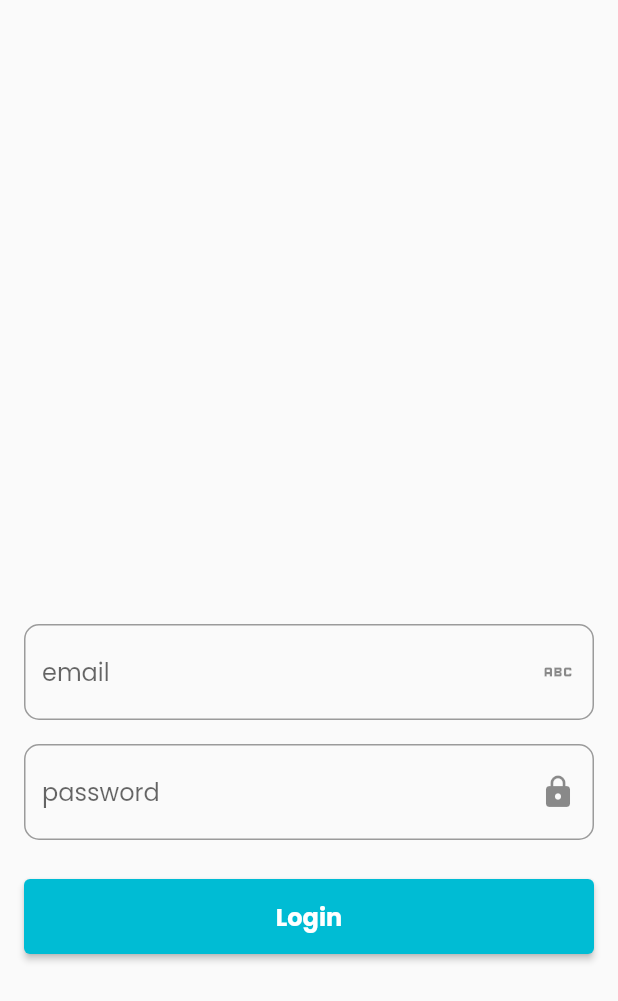
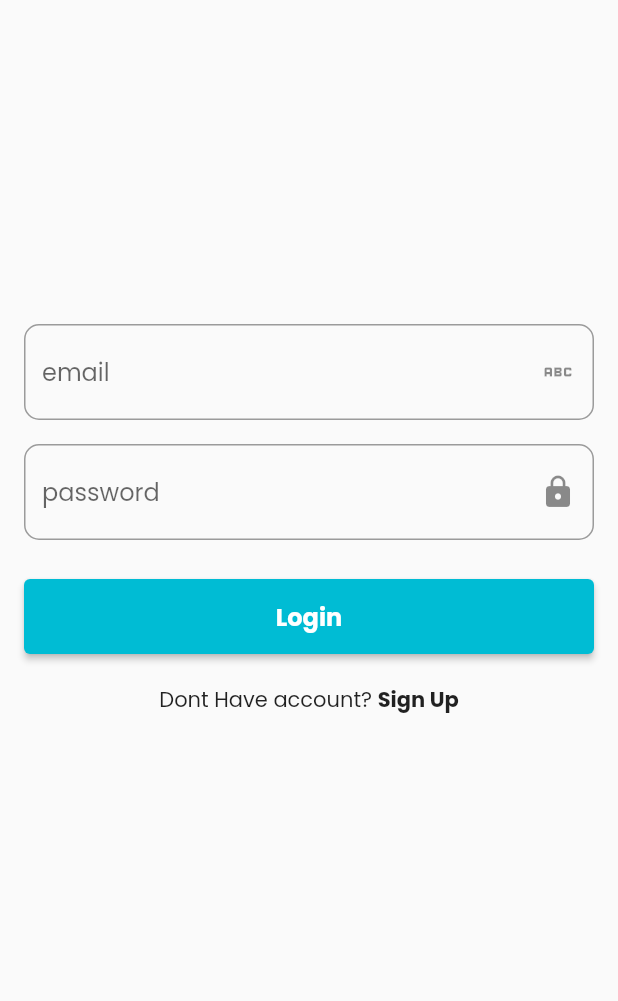
Before and after one commit to mpratama17/doaharian-app, a Flutter app: the screen it shows after launch, on a phone screen of 412 x 824 dp. Shown: the top 1001 px of the screen. Run offline on Flutter 3.47's test engine with Material 2 defaults, Android fonts, the phone set to English and light mode, and no system bars; our stand-ins replace cloud_firestore, firebase_auth, firebase_core, google_fonts; accounts and stored records are empty.

```diff
--- a/lib/view/login.dart
+++ b/lib/view/login.dart
@@ -3,7 +3,9 @@ import 'package:flutter/material.dart';
 import 'package:flutter/src/widgets/framework.dart';
 import 'package:flutter/src/widgets/placeholder.dart';
 import 'package:tes/custom_widgets/customwidgets.dart';
+import 'package:tes/custom_widgets/navigation_bar.dart';
 import 'package:tes/view/home.dart';
+import 'package:tes/view/signup.dart';
 
 class LoginScreen extends StatefulWidget {
   const LoginScreen({super.key});
@@ -25,7 +27,7 @@ class _LoginScreenState extends State<LoginScreen> {
             child: Column(
               children: [
                 SizedBox(
-                  height: 400,
+                  height: 200,
                 ),
                 reusableTextfield("email", Icons.abc, false, _emailController),
                 SizedBox(height: 16),
@@ -40,12 +42,33 @@ class _LoginScreenState extends State<LoginScreen> {
                       .then((value) {
                     Navigator.push(
                       context,
-                      MaterialPageRoute(builder: (context) => Home()),
+                      MaterialPageRoute(builder: (context) => NavBar()),
                     );
                   }).onError((error, stackTrace) {
                     SnackBar(content: Text("Password or Email is wrong"));
                   });
-                })
+                }),
+                //create link to sign up
+                Row(
+                  mainAxisAlignment: MainAxisAlignment.center,
+                  children: [
+                    Text("Dont Have account? "),
+                    InkWell(
+                      child: Text(
+                        "Sign Up",
+                        style: TextStyle(fontWeight: FontWeight.bold),
+                      ),
+                      onTap: () {
+                        //navigate to signup
+                        Navigator.push(
+                          context,
+                          MaterialPageRoute(
+                              builder: (context) => SignUpScreen()),
+                        );
+                      },
+                    ),
+                  ],
+                ),
               ],
             ),
           ),
```
